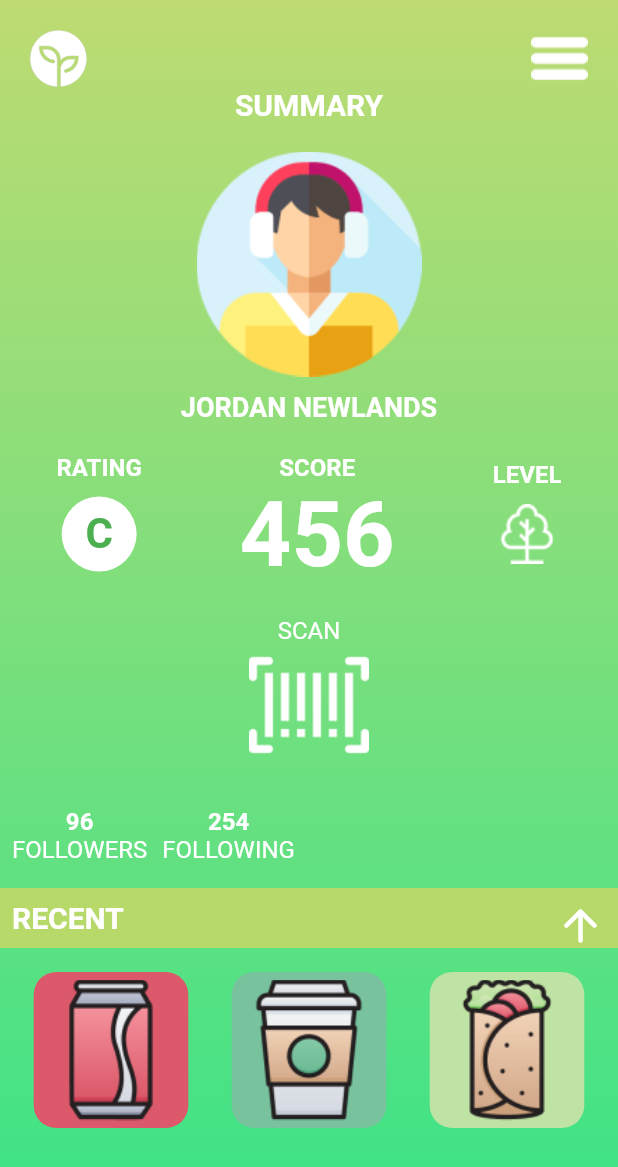
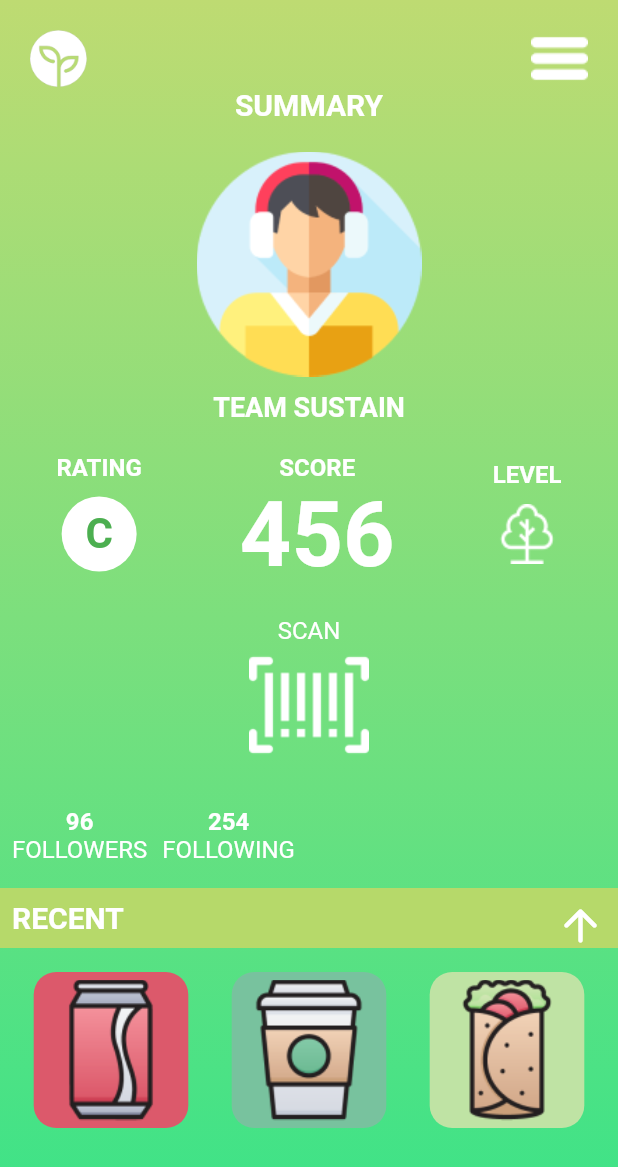
Before and after one commit to IllogicalTree/Sustain, a Flutter app: the Profile screen opened by its route, on a phone screen of 412 x 824 dp. Shown: the top 1167 px of the screen. Run offline on Flutter 3.47's test engine with Material 2 defaults, Android fonts, the phone set to English and light mode, and no system bars; missing offline and left inert: flutter_barcode_scanner.

Commit message:
change name to team name

```diff
--- a/lib/profile.dart
+++ b/lib/profile.dart
@@ -91,7 +91,7 @@ class _ProfileState extends State<Profile> {
                     height: 10,
                   ),
                   Text(
-                    'JORDAN NEWLANDS',
+                    'TEAM SUSTAIN',
                     style: TextStyle(
                       color: Colors.white,
                       fontSize: 18,
```
